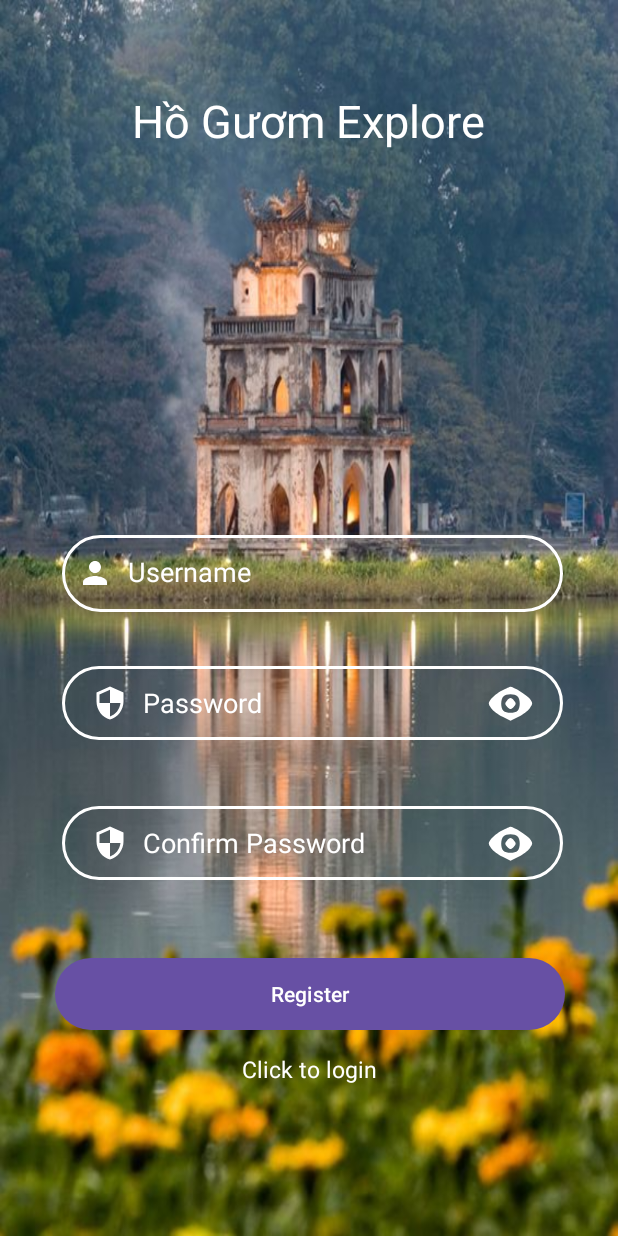
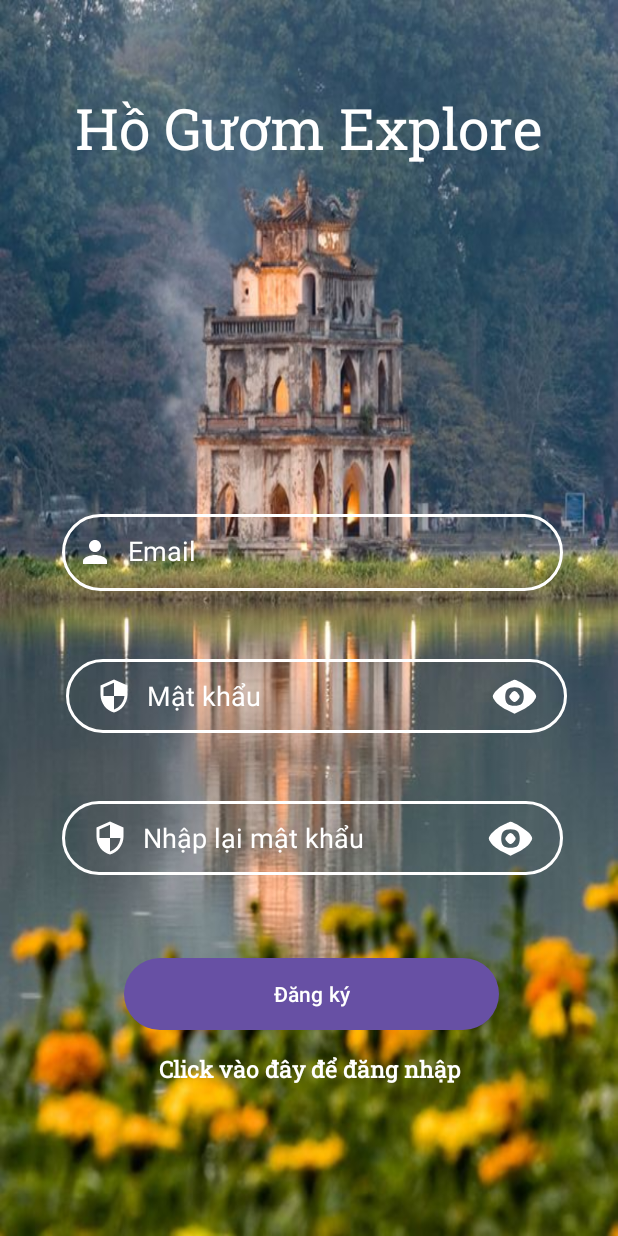
Before and after one commit to phamtungthuy/Ho_Guom_Explore, an Android app: the RegisterActivity screen opened directly, with no data from a screen before it, on a phone screen of 412 x 824 dp. Run offline under Robolectric (Android 15) with nearby library versions, the phone set to English and light mode, and no system bars; our stand-ins replace Firebase (no records; nobody signed in at launch, a user with empty details on screens opened directly); 1 statement that could not run was skipped.

Commit message:
add new font roboto and change interface of login, signin, comment

```diff
--- a/app/src/main/res/layout/activity_register.xml
+++ b/app/src/main/res/layout/activity_register.xml
@@ -14,7 +14,8 @@
         android:layout_marginTop="60dp"
         android:text="Hồ Gươm Explore"
         android:textColor="@color/white"
-        android:textSize="30dp"
+        android:fontFamily="@font/roboto"
+        android:textSize="38dp"
         app:layout_constraintEnd_toEndOf="parent"
         app:layout_constraintHorizontal_bias="0.497"
         app:layout_constraintStart_toStartOf="parent"
@@ -33,13 +34,13 @@
 
     <Button
         android:id="@+id/buttonRegister"
-        android:layout_width="340dp"
+        android:layout_width="250dp"
         android:layout_height="0dp"
-        android:layout_marginTop="52dp"
+        android:layout_marginTop="55dp"
         android:background="@drawable/btn_bg"
         android:backgroundTint="@color/black"
         android:ellipsize="none"
-        android:text="Register"
+        android:text="Đăng ký"
         android:theme="@android:style/Theme.Black"
         app:layout_constraintEnd_toEndOf="parent"
         app:layout_constraintHorizontal_bias="0.51"
@@ -50,13 +51,13 @@
         android:id="@+id/editTextRegPassword"
         android:layout_width="334dp"
         android:layout_height="49dp"
-        android:layout_marginTop="36dp"
+        android:layout_marginTop="45dp"
         android:background="@drawable/input_bg"
         android:drawableLeft="@drawable/ic_baseline_security_24"
         android:drawableRight="@drawable/ic_eye"
         android:drawablePadding="10dp"
         android:ems="10"
-        android:hint="Password"
+        android:hint="Mật khẩu"
         android:inputType="textPassword"
         android:paddingLeft="20dp"
         android:paddingTop="10dp"
@@ -65,7 +66,7 @@
         android:textColor="@color/white"
         android:textColorHint="@color/white"
         app:layout_constraintEnd_toEndOf="parent"
-        app:layout_constraintHorizontal_bias="0.53"
+        app:layout_constraintHorizontal_bias="0.56"
         app:layout_constraintStart_toStartOf="parent"
         app:layout_constraintTop_toBottomOf="@+id/editTextRegUsername" />
 
@@ -77,7 +78,7 @@
         android:drawableLeft="@drawable/ic_baseline_person_24"
         android:drawablePadding="10dp"
         android:ems="10"
-        android:hint="Username"
+        android:hint="Email"
         android:includeFontPadding="false"
         android:inputType="text"
         android:paddingLeft="10dp"
@@ -92,19 +93,19 @@
         app:layout_constraintHorizontal_bias="0.532"
         app:layout_constraintStart_toStartOf="parent"
         app:layout_constraintTop_toBottomOf="@+id/title"
-        app:layout_constraintVertical_bias="0.381" />
+        app:layout_constraintVertical_bias="0.35" />
 
     <EditText
         android:id="@+id/editTextRegConfirmPassword"
         android:layout_width="334dp"
         android:layout_height="49dp"
-        android:layout_marginTop="44dp"
+        android:layout_marginTop="45dp"
         android:background="@drawable/input_bg"
         android:drawableLeft="@drawable/ic_baseline_security_24"
         android:drawableRight="@drawable/ic_eye"
         android:drawablePadding="10dp"
         android:ems="10"
-        android:hint="Confirm Password"
+        android:hint="Nhập lại mật khẩu"
         android:inputType="textPassword"
         android:paddingLeft="20dp"
         android:paddingTop="10dp"
@@ -121,7 +122,9 @@
         android:id="@+id/loginNow"
         android:layout_height="wrap_content"
         android:layout_width="match_parent"
-        android:text="Click to login"
+        android:fontFamily="@font/roboto"
+        android:text="Click vào đây để đăng nhập"
+        android:textStyle="bold"
         android:gravity="center"
         android:layout_marginTop="15dp"
         android:textColor="@color/white"
```
Also changed, not shown: app/src/main/res/layout/activity_comment.xml (+5 -5 lines), app/src/main/res/layout/activity_login.xml (+16 -12 lines), app/src/main/res/font/roboto.ttf (added).
